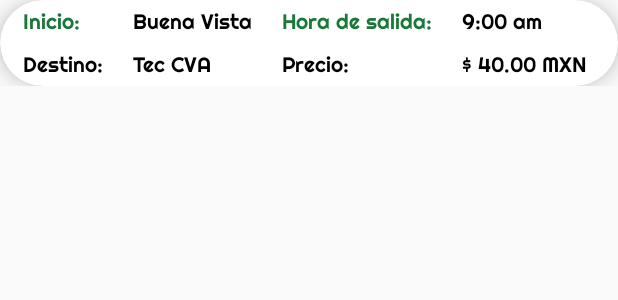
After one commit to Hana897TRX/TecPool, an Android app: the layout rutas_layout.xml on its own in the app's theme, with its tools: preview values and no code run, on a phone screen of 412 x 824 dp. The commit adds this screen. Shown: the top 300 px of the screen. Run offline under Robolectric (Android 15) with nearby library versions, the light colour scheme and no system bars.

Commit message:
Modelo y adaptador para recycler view: Rutas

```diff
--- a/LumaApp/app/build.gradle
+++ b/LumaApp/app/build.gradle
@@ -31,6 +31,7 @@ dependencies {
     implementation 'androidx.appcompat:appcompat:1.2.0'
     implementation 'androidx.constraintlayout:constraintlayout:2.0.2'
     implementation 'androidx.cardview:cardview:1.0.0'
+    implementation 'androidx.recyclerview:recyclerview:1.1.0'
     testImplementation 'junit:junit:4.12'
     androidTestImplementation 'androidx.test.ext:junit:1.1.2'
     androidTestImplementation 'androidx.test.espresso:espresso-core:3.3.0'
--- /dev/null
+++ b/LumaApp/app/src/main/java/mx/tec/lumaapp/elementos_recycler/adapter/RutaAdapter.kt
@@ -0,0 +1,43 @@
+package mx.tec.lumaapp.elementos_recycler.adapter
+
+import android.content.Context
+import android.view.LayoutInflater
+import android.view.View
+import android.view.ViewGroup
+import android.widget.ImageView
+import android.widget.TextView
+import androidx.recyclerview.widget.RecyclerView
+import mx.tec.lumaapp.R
+import mx.tec.lumaapp.elementos_recycler.model.RutaModel
+
+class RutaAdapter(
+    private val context: Context,
+    private val layout: Int,
+    private val dataSource: List<RutaModel>):RecyclerView.Adapter<RutaAdapter.ItemHolder>(){
+
+    private val inflater: LayoutInflater = context.getSystemService(Context.LAYOUT_INFLATER_SERVICE) as LayoutInflater
+    override fun onCreateViewHolder(parent: ViewGroup, viewType: Int): ItemHolder {
+        val view = inflater.inflate(R.layout.rutas_layout, parent, false)
+        return ItemHolder(view)
+    }
+
+    override fun onBindViewHolder(holder: RutaAdapter.ItemHolder, position: Int) {
+        var elemento:RutaModel = dataSource.get(position)
+
+        holder.destino.text = elemento.destino
+        holder.origen.text = elemento.origen
+        holder.precio.text = elemento.precio
+        holder.hora.text = elemento.hora
+    }
+
+    override fun getItemCount(): Int {
+        return dataSource.size
+    }
+
+    class ItemHolder(itemView: View):RecyclerView.ViewHolder(itemView) {
+        val destino = itemView.findViewById<TextView>(R.id.destinoTxt)
+        val origen = itemView.findViewById<TextView>(R.id.destinoTxt)
+        val precio = itemView.findViewById<TextView>(R.id.precioTxt)
+        val hora = itemView.findViewById<TextView>(R.id.horaSalidaTxt)
+    }
+}
--- /dev/null
+++ b/LumaApp/app/src/main/java/mx/tec/lumaapp/elementos_recycler/model/RutaModel.kt
@@ -0,0 +1,12 @@
+package mx.tec.lumaapp.elementos_recycler.model
+
+import android.widget.ImageView
+import android.widget.TextView
+import mx.tec.lumaapp.R
+
+data class RutaModel(
+    val destino:String,
+    val origen :String,
+    val precio :String,
+    val hora:String) {
+}
--- /dev/null
+++ b/LumaApp/app/src/main/res/layout/rutas_layout.xml
@@ -0,0 +1,102 @@
+<?xml version="1.0" encoding="utf-8"?>
+<LinearLayout xmlns:android="http://schemas.android.com/apk/res/android"
+    xmlns:app="http://schemas.android.com/apk/res-auto"
+    android:layout_width="match_parent"
+    android:layout_height="wrap_content"
+    android:orientation="vertical">
+
+    <androidx.cardview.widget.CardView
+        android:layout_width="match_parent"
+        android:layout_height="wrap_content"
+        app:cardCornerRadius="48dp"
+        app:cardElevation="8dp">
+
+        <TableLayout
+            android:layout_width="match_parent"
+            android:layout_height="match_parent"
+            android:layout_marginLeft="15dp"
+            android:shrinkColumns="*"
+            android:stretchColumns="*"
+            android:layout_marginStart="15dp">
+
+            <TableRow
+                android:layout_width="match_parent"
+                android:layout_height="match_parent"
+                android:layout_marginTop="5dp"
+                android:layout_marginBottom="5dp">
+
+
+                <TextView
+                    android:id="@+id/textView14"
+                    android:layout_width="wrap_content"
+                    android:layout_height="wrap_content"
+                    android:text="@string/inicioR"
+                    android:textSize="14sp" />
+
+                <TextView
+                    android:id="@+id/inicioTxt"
+                    android:layout_width="wrap_content"
+                    android:layout_height="wrap_content"
+                    android:text="@string/inicioR_template"
+                    android:textColor="#000000"
+                    android:textSize="14sp" />
+
+                <TextView
+                    android:id="@+id/textView12"
+                    android:layout_width="wrap_content"
+                    android:layout_height="wrap_content"
+                    android:text="@string/horaSalidaR"
+                    android:textSize="14sp" />
+
+                <TextView
+                    android:id="@+id/horaSalidaTxt"
+                    android:layout_width="wrap_content"
+                    android:layout_height="wrap_content"
+                    android:text="@string/hora_salida_template"
+                    android:textColor="#000000"
+                    android:textSize="14sp" />
+            </TableRow>
+
+            <TableRow
+                android:layout_width="match_parent"
+                android:layout_height="match_parent"
+                android:layout_marginTop="5dp"
+                android:layout_marginBottom="5dp">
+
+                <TextView
+                    android:id="@+id/textView15"
+                    android:layout_width="wrap_content"
+                    android:layout_height="wrap_content"
+                    android:text="@string/destinoR"
+                    android:textColor="#000000"
+                    android:textSize="14sp" />
+
+                <TextView
+                    android:id="@+id/destinoTxt"
+                    android:layout_width="wrap_content"
+                    android:layout_height="wrap_content"
+                    android:text="@string/destinoR_template"
+                    android:textColor="#000000"
+                    android:textSize="14sp" />
+
+                <TextView
+                    android:id="@+id/textView18"
+                    android:layout_width="wrap_content"
+                    android:layout_height="wrap_content"
+                    android:text="@string/precioR"
+                    android:textColor="#000000"
+                    android:textSize="14sp" />
+
+                <TextView
+                    android:id="@+id/precioTxt"
+                    android:layout_width="wrap_content"
+                    android:layout_height="wrap_content"
+                    android:text="@string/precioR_template"
+                    android:textColor="#000000"
+                    android:textSize="14sp" />
+            </TableRow>
+
+        </TableLayout>
+    </androidx.cardview.widget.CardView>
+
+</LinearLayout>
--- a/LumaApp/app/src/main/res/values/strings.xml
+++ b/LumaApp/app/src/main/res/values/strings.xml
@@ -20,4 +20,16 @@
     <string name="User">User</string>
     <string name="Password">Password</string>
     <string name="descripcionddd">descrip</string>
+
+    <!--    Strings del modelo para recycler view Rutas-->
+    <string name="inicioR">Inicio:</string>
+    <string name="destinoR">Destino:</string>
+    <string name="horaSalidaR">Hora de salida:</string>
+    <string name="precioR">Precio:</string>
+    <string name="inicioR_template">Buena Vista</string>
+    <string name="hora_salida_template">9:00 am</string>
+    <string name="destinoR_template">Tec CVA</string>
+    <string name="precioR_template">$ 40.00 MXN</string>
+
+
 </resources>
```
